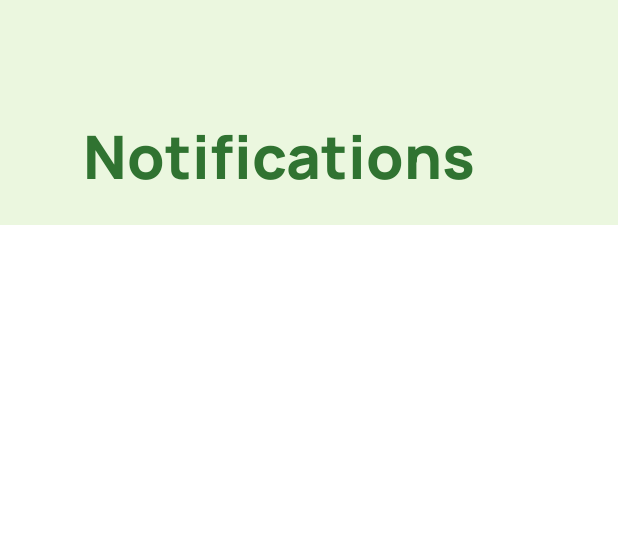
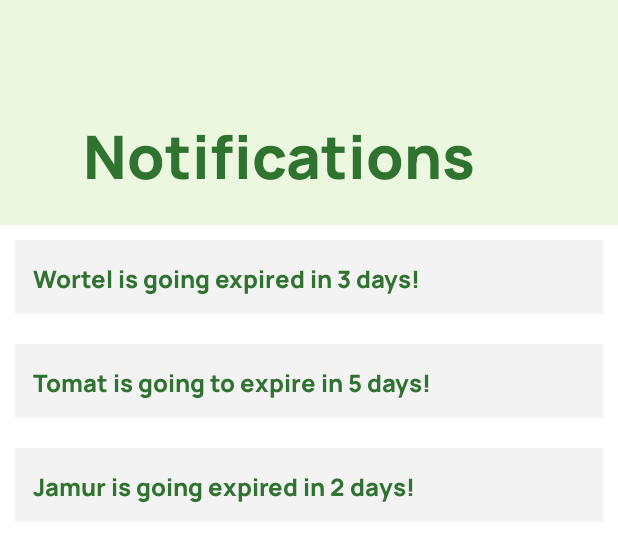
Before and after one commit to rucitarenamesiasana/kelompokpedulipangan.github.io, an Android app: the layout fragment_notifications.xml on its own in the app's theme, with its tools: preview values and no code run, on a phone screen of 412 x 824 dp. Shown: the top 542 px of the screen. Run offline under Robolectric (Android 15) with nearby library versions, the phone set to English and light mode, and no system bars.

Commit message:
janice push

```diff
--- a/app/src/main/java/com/example/pedulipangan/splashscreen_Activity.java
+++ b/app/src/main/java/com/example/pedulipangan/splashscreen_Activity.java
@@ -51,6 +51,7 @@ public class splashscreen_Activity extends AppCompatActivity {
         Realm.init(this);
         RealmConfiguration config = new RealmConfiguration.Builder()
                 .name("pedulipangan.realm")
+                .allowWritesOnUiThread(true)
                 .schemaVersion(1)
                 .deleteRealmIfMigrationNeeded()
                 .build();
--- a/app/src/main/java/com/example/pedulipangan/ui/notifications/NotificationsFragment.kt
+++ b/app/src/main/java/com/example/pedulipangan/ui/notifications/NotificationsFragment.kt
@@ -1,4 +1,4 @@
-package com.example.pedulipangan.ui.stocks
+package com.example.pedulipangan.ui.notifications
 
 import android.os.Bundle
 import android.view.LayoutInflater
--- a/app/src/main/res/layout/fragment_notifications.xml
+++ b/app/src/main/res/layout/fragment_notifications.xml
@@ -38,14 +38,52 @@
             </LinearLayout>
         </LinearLayout>
         <LinearLayout
+            android:orientation="vertical"
+            android:background="#F3F3F3"
+            android:padding="12dp"
             android:layout_width="match_parent"
-            android:layout_height="match_parent"
-            android:orientation="vertical">
-            <ListView
-                android:id="@+id/lsvNotif"
+            android:layout_height="wrap_content"
+            android:layout_margin="10dp">
+            <TextView
+                android:text="Wortel is going expired in 3 days!"
+                android:textColor="@color/green_200"
+                android:textSize="16sp"
+                android:layout_width="wrap_content"
+                android:layout_weight="1"
+                android:layout_height="wrap_content"
+                android:fontFamily="@font/manrope_extrabold"/>
+        </LinearLayout>
+        <LinearLayout
+            android:orientation="vertical"
+            android:background="#F3F3F3"
+            android:padding="12dp"
             android:layout_width="match_parent"
-                android:layout_height="match_parent"/>
+            android:layout_height="wrap_content"
+            android:layout_margin="10dp">
+            <TextView
+                android:text="Tomat is going to expire in 5 days!"
+                android:textColor="@color/green_200"
+                android:textSize="16sp"
+                android:layout_width="wrap_content"
+                android:layout_weight="1"
+                android:layout_height="wrap_content"
+                android:fontFamily="@font/manrope_extrabold"/>
+        </LinearLayout>
+        <LinearLayout
+            android:orientation="vertical"
+            android:background="#F3F3F3"
+            android:padding="12dp"
+            android:layout_width="match_parent"
+            android:layout_height="wrap_content"
+            android:layout_margin="10dp">
+            <TextView
+                android:text="Jamur is going expired in 2 days!"
+                android:textColor="@color/green_200"
+                android:textSize="16sp"
+                android:layout_width="wrap_content"
+                android:layout_weight="1"
+                android:layout_height="wrap_content"
+                android:fontFamily="@font/manrope_extrabold"/>
         </LinearLayout>
     </LinearLayout>
-
 </androidx.constraintlayout.widget.ConstraintLayout>
--- a/app/src/main/res/layout/layout_stock_item.xml
+++ b/app/src/main/res/layout/layout_stock_item.xml
@@ -54,14 +54,14 @@
             android:layout_width="wrap_content"
             android:layout_height="wrap_content"
             android:layout_marginTop="4dp"
-            android:layout_marginLeft="69dp">
+            android:layout_marginLeft="55dp">
 
             <Button
                 android:id="@+id/btnEdit"
                 android:text="Edit"
                 android:backgroundTint="@color/green_fade"
-                android:textSize="12sp"
-                android:layout_width="wrap_content"
+                android:textSize="11sp"
+                android:layout_width="88dp"
                 android:layout_height="wrap_content"
                 android:fontFamily="@font/manrope_extrabold"/>
 
@@ -69,8 +69,8 @@
                 android:id="@+id/btnDiscard"
                 android:text="Discard"
                 android:backgroundTint="@color/red_fade"
-                android:textSize="12sp"
-                android:layout_width="wrap_content"
+                android:textSize="11sp"
+                android:layout_width="88dp"
                 android:layout_height="wrap_content"
                 android:layout_marginLeft="8dp"
                 android:fontFamily="@font/manrope_extrabold"/>
```
Lines whose indentation alone changed are shown as unchanged.
